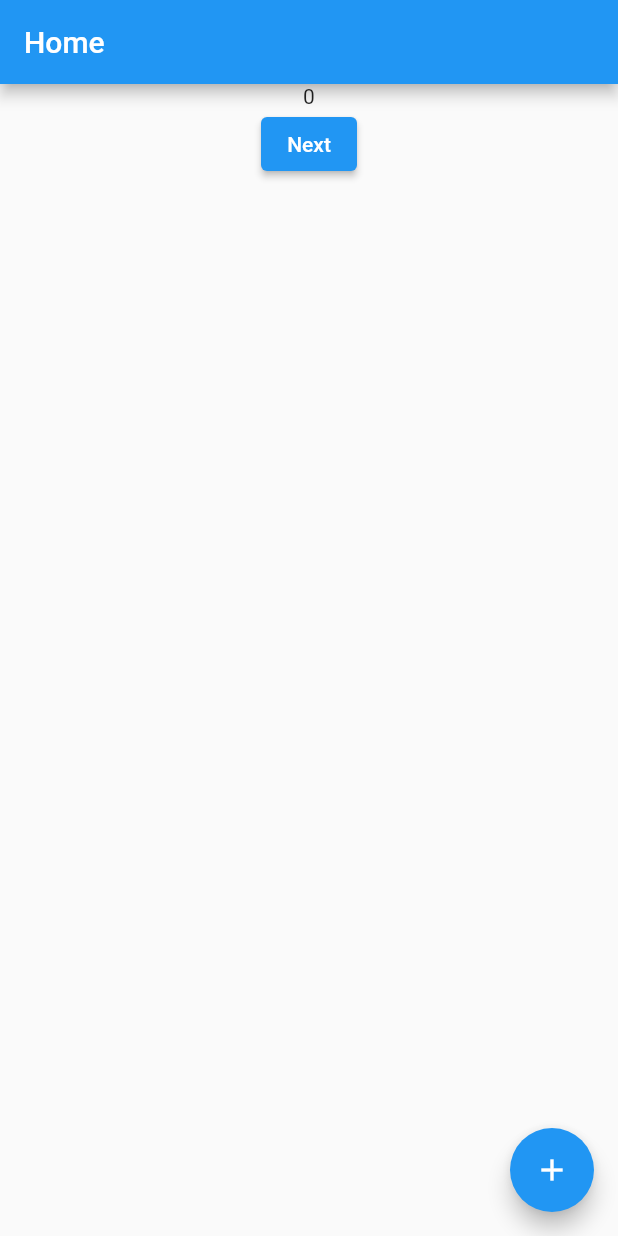
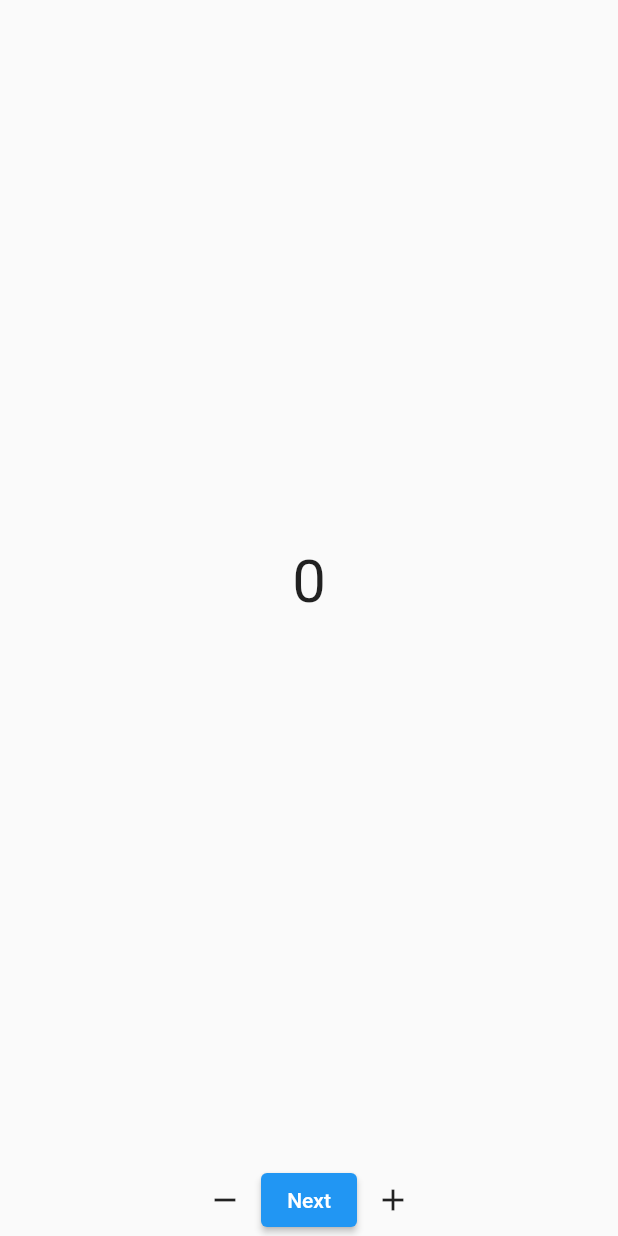
Before and after one commit to viniciusoliverrs/flutter-playground, a Flutter app: the screen it shows after launch, on a phone screen of 412 x 824 dp. Run offline on Flutter 3.47's test engine with Material 2 defaults, Android fonts, the phone set to English and light mode, and no system bars.

Commit message:
Deixando o exemplo mais bonito

```diff
--- a/lib/home.dart
+++ /dev/null
@@ -1,40 +0,0 @@
-import 'package:flutter/material.dart';
-import 'package:playground_app/counter_controller.dart';
-import 'package:provider/provider.dart';
-
-import 'display_page.dart';
-
-class HomePage extends StatelessWidget {
-  const HomePage({Key? key}) : super(key: key);
-
-  @override
-  Widget build(BuildContext context) {
-    return Consumer<CounterController>(builder: (__, countProvider, _) {
-      return Scaffold(
-        appBar: AppBar(
-          title: const Text('Home'),
-        ),
-        body: Column(
-          children: [
-            Center(
-              child: Text('${countProvider.store.number}'),
-            ),
-            ElevatedButton(
-              child: const Text('Next'),
-              onPressed: () => Navigator.push(
-                context,
-                MaterialPageRoute(
-                  builder: (context) => const DisplayPage(),
-                ),
-              ),
-            ),
-          ],
-        ),
-        floatingActionButton: FloatingActionButton(
-          onPressed: countProvider.increment,
-          child: const Icon(Icons.add),
-        ),
-      );
-    });
-  }
-}
--- a/lib/main.dart
+++ b/lib/main.dart
@@ -1,6 +1,6 @@
 import 'package:flutter/material.dart';
 
-import 'app.dart';
+import 'src/app.dart';
 
 void main() {
   runApp(const App());
--- a/lib/app.dart
+++ b/lib/src/app.dart
@@ -1,9 +1,9 @@
 import 'package:flutter/material.dart';
-import 'package:playground_app/counter_controller.dart';
+import 'package:playground_app/src/providers/counter_provider.dart';
 import 'package:provider/provider.dart';
 
-import 'counter_store.dart';
-import 'home.dart';
+import 'pages/home_page.dart';
+import 'stores/counter_store.dart';
 
 class App extends StatelessWidget {
   const App({Key? key}) : super(key: key);
@@ -12,8 +12,8 @@ class App extends StatelessWidget {
   Widget build(BuildContext context) {
     return MultiProvider(
       providers: [
-        ChangeNotifierProvider<CounterController>(
-          create: (_) => CounterController(store: CounterStore()),
+        ChangeNotifierProvider<CounterProvider>(
+          create: (_) => CounterProvider(store: CounterStore()),
         ),
       ],
       child: const MaterialApp(
--- /dev/null
+++ b/lib/src/pages/home_page.dart
@@ -0,0 +1,53 @@
+import 'package:flutter/material.dart';
+import 'package:playground_app/src/providers/counter_provider.dart';
+import 'package:provider/provider.dart';
+
+import 'display_page.dart';
+
+class HomePage extends StatelessWidget {
+  const HomePage({Key? key}) : super(key: key);
+
+  @override
+  Widget build(BuildContext context) {
+    return Consumer<CounterProvider>(builder: (__, provider, _) {
+      return Scaffold(
+        body: Column(
+          children: [
+            Expanded(
+              child: Center(
+                child: Text(
+                  '${provider.store.number}',
+                  style: const TextStyle(
+                    fontSize: 40,
+                  ),
+                ),
+              ),
+            ),
+            Row(
+              mainAxisAlignment: MainAxisAlignment.center,
+              children: [
+                IconButton(
+                  icon: const Icon(Icons.remove),
+                  onPressed: provider.decrement,
+                ),
+                ElevatedButton(
+                  child: const Text('Next'),
+                  onPressed: () => Navigator.push(
+                    context,
+                    MaterialPageRoute(
+                      builder: (context) => const DisplayPage(),
+                    ),
+                  ),
+                ),
+                IconButton(
+                  icon: const Icon(Icons.add),
+                  onPressed: provider.increment,
+                ),
+              ],
+            ),
+          ],
+        ),
+      );
+    });
+  }
+}
--- a/lib/counter_controller.dart
+++ b/lib/src/providers/counter_provider.dart
@@ -1,14 +1,15 @@
 // ignore_for_file: public_member_api_docs, sort_constructors_first
 import 'package:flutter/material.dart';
 
-import 'counter_store.dart';
+import '../stores/counter_store.dart';
 
-class CounterController with ChangeNotifier {
-  CounterStore store;
+class CounterProvider with ChangeNotifier {
+  final CounterStore store;
 
-  CounterController({
+  CounterProvider({
     required this.store,
   });
+
   void increment() {
     store.number++;
     notifyListeners();
```
Also changed, not shown: lib/display_page.dart (deleted, +0 -23 lines), lib/src/pages/display_page.dart (added, +41 -0 lines), lib/src/stores/counter_store.dart (renamed from lib/counter_store.dart).
